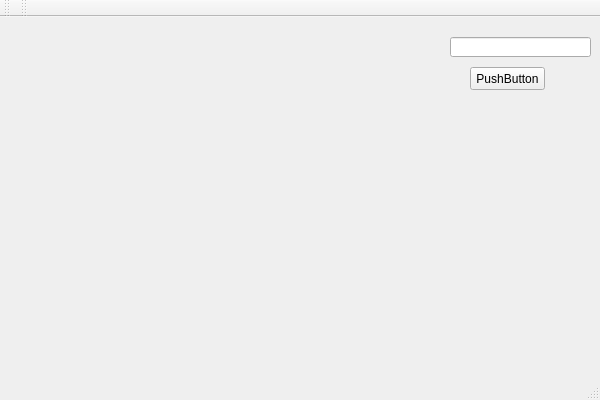
andrsolo21/lab1, file QtGuiTest1/qtguitest1.ui: the form before one commit.
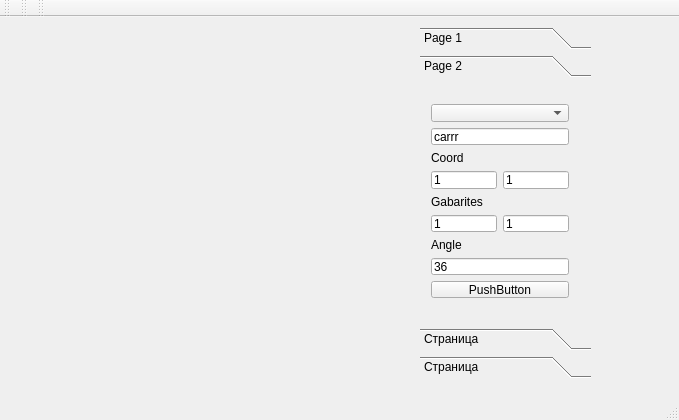
The form after the commit.

Patch:
```diff
--- a/QtGuiTest1/qtguitest1.ui
+++ b/QtGuiTest1/qtguitest1.ui
@@ -6,39 +6,188 @@
    <rect>
     <x>0</x>
     <y>0</y>
-    <width>600</width>
-    <height>400</height>
+    <width>679</width>
+    <height>420</height>
    </rect>
   </property>
   <property name="windowTitle">
    <string>QtGuiTest1</string>
   </property>
   <widget class="QWidget" name="centralWidget">
-   <widget class="QLineEdit" name="lineEdit">
+   <widget class="QToolBox" name="toolBox">
     <property name="geometry">
      <rect>
-      <x>450</x>
-      <y>20</y>
-      <width>141</width>
-      <height>20</height>
+      <x>420</x>
+      <y>10</y>
+      <width>171</width>
+      <height>351</height>
      </rect>
     </property>
-    <property name="text">
-     <string/>
+    <property name="currentIndex">
+     <number>1</number>
     </property>
-   </widget>
-   <widget class="QPushButton" name="but">
-    <property name="geometry">
-     <rect>
-      <x>470</x>
-      <y>50</y>
-      <width>75</width>
-      <height>23</height>
-     </rect>
-    </property>
-    <property name="text">
-     <string>PushButton</string>
-    </property>
+    <widget class="QWidget" name="page">
+     <property name="geometry">
+      <rect>
+       <x>0</x>
+       <y>0</y>
+       <width>171</width>
+       <height>243</height>
+      </rect>
+     </property>
+     <attribute name="label">
+      <string>Page 1</string>
+     </attribute>
+     <widget class="QWidget" name="verticalLayoutWidget">
+      <property name="geometry">
+       <rect>
+        <x>0</x>
+        <y>10</y>
+        <width>160</width>
+        <height>80</height>
+       </rect>
+      </property>
+      <layout class="QVBoxLayout" name="verticalLayout">
+       <item>
+        <widget class="QRadioButton" name="radioButton">
+         <property name="text">
+          <string>RadioButton</string>
+         </property>
+        </widget>
+       </item>
+       <item>
+        <widget class="QLineEdit" name="lineEdit">
+         <property name="text">
+          <string/>
+         </property>
+        </widget>
+       </item>
+       <item>
+        <widget class="QPushButton" name="but">
+         <property name="text">
+          <string>PushButton</string>
+         </property>
+        </widget>
+       </item>
+      </layout>
+     </widget>
+    </widget>
+    <widget class="QWidget" name="page_2">
+     <property name="geometry">
+      <rect>
+       <x>0</x>
+       <y>0</y>
+       <width>171</width>
+       <height>243</height>
+      </rect>
+     </property>
+     <attribute name="label">
+      <string>Page 2</string>
+     </attribute>
+     <widget class="QWidget" name="verticalLayoutWidget_2">
+      <property name="geometry">
+       <rect>
+        <x>0</x>
+        <y>10</y>
+        <width>160</width>
+        <height>216</height>
+       </rect>
+      </property>
+      <layout class="QVBoxLayout" name="verticalLayout_2">
+       <item>
+        <widget class="QComboBox" name="comboBox"/>
+       </item>
+       <item>
+        <widget class="QLineEdit" name="nameAddLine">
+         <property name="text">
+          <string>carrr</string>
+         </property>
+        </widget>
+       </item>
+       <item>
+        <widget class="QLabel" name="label">
+         <property name="text">
+          <string>Coord</string>
+         </property>
+        </widget>
+       </item>
+       <item>
+        <layout class="QHBoxLayout" name="horizontalLayout">
+         <item>
+          <widget class="QLineEdit" name="coordXLine">
+           <property name="text">
+            <string>1</string>
+           </property>
+          </widget>
+         </item>
+         <item>
+          <widget class="QLineEdit" name="coordYLine">
+           <property name="text">
+            <string>1</string>
+           </property>
+          </widget>
+         </item>
+        </layout>
+       </item>
+       <item>
+        <widget class="QLabel" name="label_2">
+         <property name="text">
+          <string>Gabarites</string>
+         </property>
+        </widget>
+       </item>
+       <item>
+        <layout class="QHBoxLayout" name="horizontalLayout_3">
+         <item>
+          <widget class="QLineEdit" name="gabXLine">
+           <property name="text">
+            <string>1</string>
+           </property>
+          </widget>
+         </item>
+         <item>
+          <widget class="QLineEdit" name="gabYLine">
+           <property name="text">
+            <string>1</string>
+           </property>
+          </widget>
+         </item>
+        </layout>
+       </item>
+       <item>
+        <widget class="QLabel" name="label_3">
+         <property name="text">
+          <string>Angle</string>
+         </property>
+        </widget>
+       </item>
+       <item>
+        <widget class="QLineEdit" name="angleLine">
+         <property name="text">
+          <string>36</string>
+         </property>
+        </widget>
+       </item>
+       <item>
+        <widget class="QPushButton" name="but2">
+         <property name="text">
+          <string>PushButton</string>
+         </property>
+        </widget>
+       </item>
+      </layout>
+     </widget>
+    </widget>
+    <widget class="QWidget" name="page_3">
+     <attribute name="label">
+      <string>Страница</string>
+     </attribute>
+    </widget>
+    <widget class="QWidget" name="page_4">
+     <attribute name="label">
+      <string>Страница</string>
+     </attribute>
+    </widget>
    </widget>
   </widget>
   <widget class="QToolBar" name="mainToolBar">
@@ -61,6 +210,17 @@
     <bool>false</bool>
    </attribute>
   </widget>
+  <widget class="QToolBar" name="toolBar_2">
+   <property name="windowTitle">
+    <string>toolBar_2</string>
+   </property>
+   <attribute name="toolBarArea">
+    <enum>TopToolBarArea</enum>
+   </attribute>
+   <attribute name="toolBarBreak">
+    <bool>false</bool>
+   </attribute>
+  </widget>
   <action name="actionAdd">
    <property name="text">
     <string>add</string>
```
